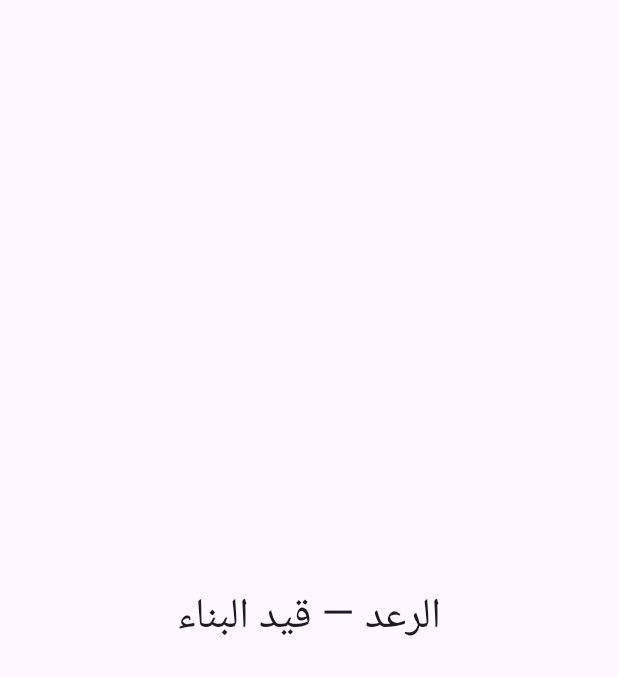
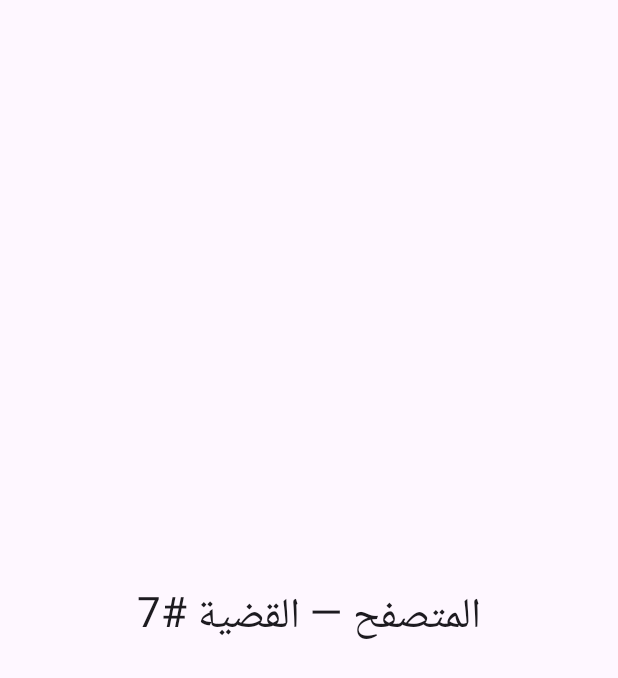
Before and after one commit to tombad8900/Al-Raad, an Android app built with Jetpack Compose: the screen it shows after launch (MainActivity), on a phone screen of 412 x 824 dp. Shown: the top 678 px of the screen. Run offline under Robolectric (Android 15) with nearby library versions, the phone set to English and light mode, and no system bars; our stand-ins replace Dagger/Hilt's generated code.

Commit message:
[Issue #2] Hilt skeleton and empty Navigation graph in app/
- @HiltAndroidApp AlRaadApp registered in manifest, @AndroidEntryPoint MainActivity
- Root Hilt module (di/AppModule) ready for bindings from #4/#5/#6/#8
- Navigation graph with placeholder RTL destinations: browser (start),
  library, player, settings (real screens land in #7/#8/#9)
- Deps: navigation-compose, hilt-android (KSP), hilt-navigation-compose
- gradle.properties tuned for small-memory machines (modest heap, single
  worker, in-process Kotlin compile); CI runners unaffected
- Includes INTERNET permission commit context from #1 (already on main via #13)

```diff
--- a/app/build.gradle.kts
+++ b/app/build.gradle.kts
@@ -2,6 +2,8 @@ plugins {
     alias(libs.plugins.android.application)
     alias(libs.plugins.kotlin.android)
     alias(libs.plugins.kotlin.compose)
+    alias(libs.plugins.ksp)
+    alias(libs.plugins.hilt)
 }
 
 android {
@@ -43,6 +45,10 @@ android {
 
 dependencies {
     implementation(projects.core.common)
+    implementation(libs.androidx.navigation.compose)
+    implementation(libs.hilt.android)
+    ksp(libs.hilt.compiler)
+    implementation(libs.androidx.hilt.navigation.compose)
     implementation(projects.core.designsystem)
     implementation(libs.androidx.core.ktx)
     implementation(libs.androidx.lifecycle.runtime.ktx)
--- a/app/src/main/AndroidManifest.xml
+++ b/app/src/main/AndroidManifest.xml
@@ -4,6 +4,7 @@
     <uses-permission android:name="android.permission.INTERNET" />
 
     <application
+        android:name=".AlRaadApp"
         android:allowBackup="true"
         android:label="الرعد"
         android:supportsRtl="true"
--- /dev/null
+++ b/app/src/main/java/com/alraad/app/AlRaadApp.kt
@@ -0,0 +1,8 @@
+package com.alraad.app
+
+import android.app.Application
+import dagger.hilt.android.HiltAndroidApp
+
+/** Application entry point. Hilt root for the whole app. */
+@HiltAndroidApp
+class AlRaadApp : Application()
--- a/app/src/main/java/com/alraad/app/MainActivity.kt
+++ b/app/src/main/java/com/alraad/app/MainActivity.kt
@@ -3,22 +3,19 @@ package com.alraad.app
 import android.os.Bundle
 import androidx.activity.ComponentActivity
 import androidx.activity.compose.setContent
-import androidx.compose.foundation.layout.Box
 import androidx.compose.foundation.layout.fillMaxSize
 import androidx.compose.material3.MaterialTheme
 import androidx.compose.material3.Surface
-import androidx.compose.material3.Text
-import androidx.compose.runtime.Composable
 import androidx.compose.runtime.CompositionLocalProvider
-import androidx.compose.ui.Alignment
 import androidx.compose.ui.Modifier
 import androidx.compose.ui.platform.LocalLayoutDirection
 import androidx.compose.ui.unit.LayoutDirection
+import androidx.navigation.compose.rememberNavController
+import com.alraad.app.navigation.AlRaadNavHost
+import dagger.hilt.android.AndroidEntryPoint
 
-/**
- * Placeholder entry point for Wave 0. RTL-first from commit #1.
- * Replaced by the real Navigation graph in Issue #2.
- */
+/** Single-activity entry point: Hilt injection + RTL-first Navigation host. */
+@AndroidEntryPoint
 class MainActivity : ComponentActivity() {
     override fun onCreate(savedInstanceState: Bundle?) {
         super.onCreate(savedInstanceState)
@@ -29,17 +26,10 @@ class MainActivity : ComponentActivity() {
                         modifier = Modifier.fillMaxSize(),
                         color = MaterialTheme.colorScheme.background,
                     ) {
-                        AlRaadPlaceholder()
+                        AlRaadNavHost(navController = rememberNavController())
                     }
                 }
             }
         }
     }
 }
-
-@Composable
-fun AlRaadPlaceholder() {
-    Box(modifier = Modifier.fillMaxSize(), contentAlignment = Alignment.Center) {
-        Text(text = "الرعد — قيد البناء", style = MaterialTheme.typography.headlineMedium)
-    }
-}
--- /dev/null
+++ b/app/src/main/java/com/alraad/app/navigation/AlRaadNavHost.kt
@@ -0,0 +1,29 @@
+package com.alraad.app.navigation
+
+import androidx.compose.foundation.layout.Box
+import androidx.compose.foundation.layout.fillMaxSize
+import androidx.compose.material3.MaterialTheme
+import androidx.compose.material3.Text
+import androidx.compose.runtime.Composable
+import androidx.compose.ui.Alignment
+import androidx.compose.ui.Modifier
+import androidx.navigation.NavHostController
+import androidx.navigation.compose.NavHost
+import androidx.navigation.compose.composable
+
+@Composable
+fun AlRaadNavHost(navController: NavHostController) {
+    NavHost(navController = navController, startDestination = Routes.BROWSER) {
+        composable(Routes.BROWSER) { PlaceholderScreen("المتصفح — القضية #7") }
+        composable(Routes.LIBRARY) { PlaceholderScreen("المكتبة — القضية #9") }
+        composable(Routes.PLAYER) { PlaceholderScreen("المشغل — القضية #8") }
+        composable(Routes.SETTINGS) { PlaceholderScreen("الإعدادات — القضية #9") }
+    }
+}
+
+@Composable
+private fun PlaceholderScreen(label: String) {
+    Box(modifier = Modifier.fillMaxSize(), contentAlignment = Alignment.Center) {
+        Text(text = label, style = MaterialTheme.typography.headlineMedium)
+    }
+}
```
Also changed, not shown: app/src/main/java/com/alraad/app/di/AppModule.kt (added, +13 -0 lines), app/src/main/java/com/alraad/app/navigation/Routes.kt (added, +9 -0 lines), gradle.properties (+7 -2 lines).
